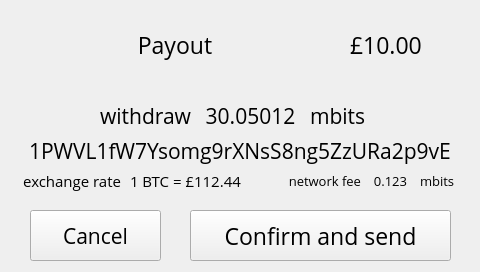
Old version of the form xbterminal/gui/ui.ui in the repository alexykot/xbterminal-firmware.
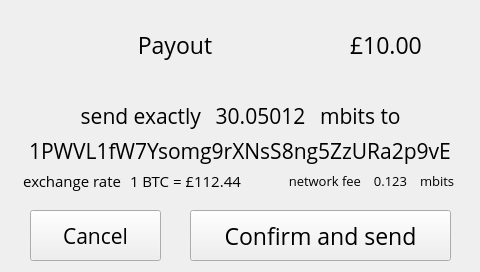
New version of the form. The open tabs and pages were chosen to show the change.

Commit message: Change text on wconfirm screen

```diff
--- a/xbterminal/gui/ui.ui
+++ b/xbterminal/gui/ui.ui
@@ -1987,7 +1987,7 @@
       <rect>
        <x>50</x>
        <y>100</y>
-       <width>141</width>
+       <width>151</width>
        <height>31</height>
       </rect>
      </property>
@@ -1998,7 +1998,7 @@
       </font>
      </property>
      <property name="text">
-      <string>withdraw</string>
+      <string>send exactly</string>
      </property>
      <property name="alignment">
       <set>Qt::AlignRight|Qt::AlignTrailing|Qt::AlignVCenter</set>
@@ -2070,7 +2070,7 @@
     <widget class="QLabel" name="wconfirm_btc_amount_lbl">
      <property name="geometry">
       <rect>
-       <x>190</x>
+       <x>200</x>
        <y>100</y>
        <width>121</width>
        <height>31</height>
@@ -2178,7 +2178,7 @@
     <widget class="QLabel" name="wconfirm_btc2_lbl">
      <property name="geometry">
       <rect>
-       <x>310</x>
+       <x>320</x>
        <y>100</y>
        <width>121</width>
        <height>31</height>
@@ -2191,7 +2191,7 @@
       </font>
      </property>
      <property name="text">
-      <string>mbits</string>
+      <string>mbits to</string>
      </property>
      <property name="alignment">
       <set>Qt::AlignLeading|Qt::AlignLeft|Qt::AlignVCenter</set>
```
The commit also changes 1 other file.
